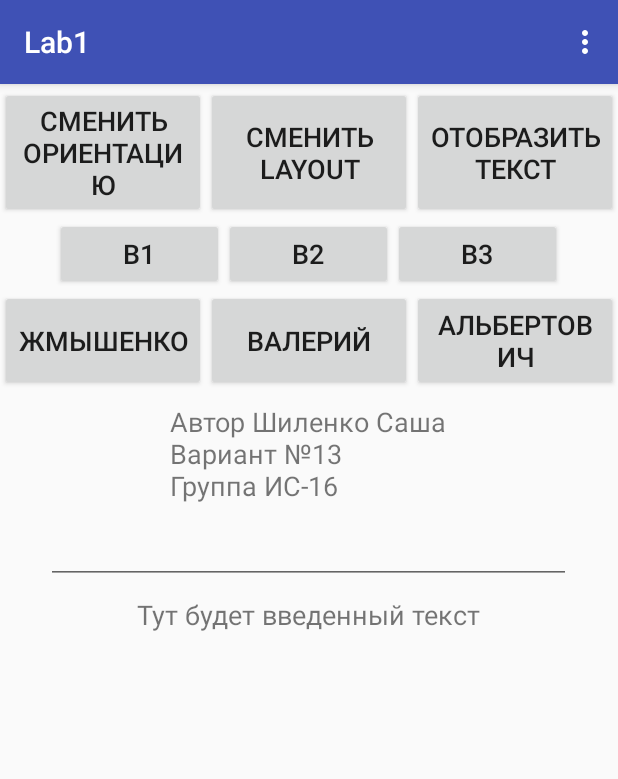
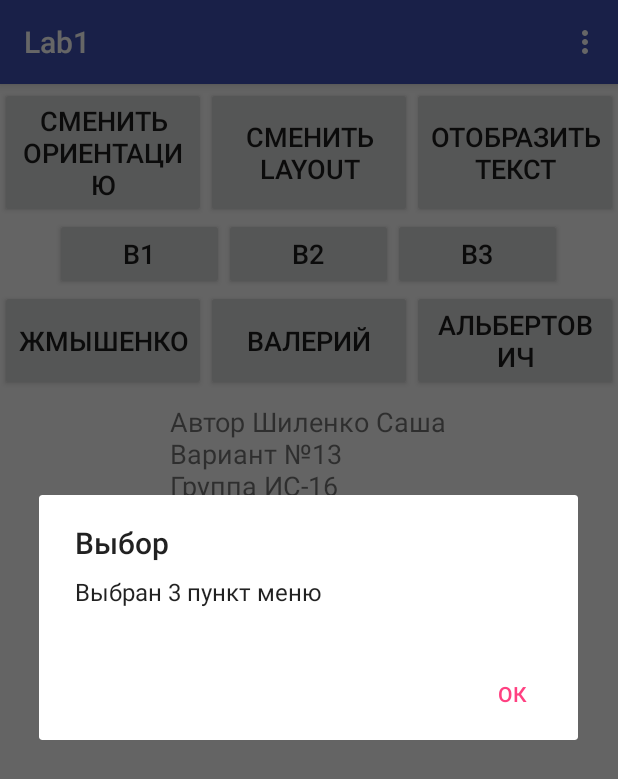
Before and after one commit to Whiner/Lab1_Android, an Android app: the screen it shows after launch (MainActivity), in the options menu, after a tap on "Третий", on a phone screen of 412 x 824 dp. Shown: the top 779 px of the screen. Run offline under Robolectric (Android 15) with nearby library versions, the phone set to English and light mode, and no system bars.

Commit message:
готово

```diff
--- a/app/src/main/java/com/lab1/lab1/MainActivity.java
+++ b/app/src/main/java/com/lab1/lab1/MainActivity.java
@@ -1,18 +1,21 @@
 package com.lab1.lab1;
 
+import android.app.AlertDialog;
 import android.content.pm.ActivityInfo;
 import android.content.res.Configuration;
 import android.os.Bundle;
 import android.support.v7.app.AppCompatActivity;
+import android.util.Log;
 import android.view.Menu;
+import android.view.MenuItem;
 import android.view.View;
 import android.widget.Button;
 import android.widget.TextView;
+import android.widget.Toast;
 
 import com.lab1.lab1.data.AuthorData;
 
 public class MainActivity extends AppCompatActivity {
-
 
 
     @Override
@@ -26,13 +29,56 @@ public class MainActivity extends AppCompatActivity {
         AuthorData authorData = new AuthorData("Саша", "Шиленко", 13, "ИС-16");
         setStudentInfo(authorData);
         setOnActionButtons();
+
     }
 
     @Override
     public boolean onCreateOptionsMenu(Menu menu) {
         getMenuInflater().inflate(R.menu.main_menu, menu);
+        MenuItem secondItem = menu.findItem(R.id.second);
+        secondItem.setEnabled(false);
+        Button unlockMenuItemButton = findViewById(R.id.unlock2MenuItemButton);
+        unlockMenuItemButton.setOnClickListener(event -> {
+            if (!secondItem.isEnabled()) {
+                secondItem.setEnabled(true);
+                Toast.makeText(this, "Разблокирован 2 пункт меню", Toast.LENGTH_SHORT).show();
+            }
+        });
+
+        MenuItem thirdItem = menu.findItem(R.id.third);
+        unlockMenuItemButton = findViewById(R.id.unlock3MenuItemButton);
+        unlockMenuItemButton.setOnClickListener(event -> {
+            if (!thirdItem.isEnabled()) {
+                thirdItem.setEnabled(true);
+                Toast.makeText(this, "Разблокирован 3 пункт меню", Toast.LENGTH_SHORT).show();
+            }
+        });
+
+        setOnItemMenuActions(menu);
+
         return true;
     }
+
+    private void setOnItemMenuActions(Menu menu) {
+        MenuItem item = menu.findItem(R.id.second);
+        item.setOnMenuItemClickListener(event -> {
+            Log.d("Выбран", "Выбран 2 пункт меню");
+            return true;
+        });
+
+        item = menu.findItem(R.id.third);
+        item.setOnMenuItemClickListener(event -> {
+            AlertDialog dialog = new AlertDialog.Builder(this)
+                    .setMessage("Выбран 3 пункт меню")
+                    .setTitle("Выбор")
+                    .setPositiveButton("ОК", (dialogInterface, i) -> dialogInterface.cancel())
+                    .create();
+            dialog.show();
+            return true;
+        });
+
+    }
+
 
     private void setStudentInfo(AuthorData authorData) {
         TextView textView = findViewById(R.id.studentInfoTV);
@@ -61,4 +107,8 @@ public class MainActivity extends AppCompatActivity {
         setContentView(R.layout.activity_main);
         init();
     }
+
+    public void firstOnClick(MenuItem item) {
+        Toast.makeText(this, "Выбран 1 пункт меню", Toast.LENGTH_SHORT).show();
+    }
 }
--- a/app/src/main/res/layout/activity_main.xml
+++ b/app/src/main/res/layout/activity_main.xml
@@ -74,7 +74,7 @@
 
                 <LinearLayout
                     android:layout_width="wrap_content"
-                    android:layout_height="match_parent"
+                    android:layout_height="wrap_content"
                     android:layout_weight="2"
                     android:orientation="horizontal">
 
@@ -89,7 +89,7 @@
                         tools:layout_editor_absoluteY="96dp" />
 
                     <Button
-                        android:id="@+id/button5"
+                        android:id="@+id/unlock2MenuItemButton"
                         android:layout_width="wrap_content"
                         android:layout_height="match_parent"
                         android:layout_weight="1"
@@ -98,7 +98,7 @@
                         tools:layout_editor_absoluteY="39dp" />
 
                     <Button
-                        android:id="@+id/button6"
+                        android:id="@+id/unlock3MenuItemButton"
                         android:layout_width="wrap_content"
                         android:layout_height="match_parent"
                         android:layout_weight="1"
@@ -167,6 +167,7 @@
             android:layout_gravity="center"
             android:layout_marginTop="8dp"
             android:ems="10"
+            android:hint="Подсказка"
             android:inputType="text" />
 
         <TextView
--- a/app/src/main/res/menu/main_menu.xml
+++ b/app/src/main/res/menu/main_menu.xml
@@ -1,21 +1,23 @@
 <?xml version="1.0" encoding="utf-8"?>
 <menu xmlns:android="http://schemas.android.com/apk/res/android">
     <item
-        android:title = "Первый"
         android:id="@+id/first"
-    />
+        android:title="Первый"
+        android:onClick="firstOnClick" />
     <item
-        android:title = "Второй"
         android:id="@+id/second"
-    />
+        android:title="Второй"
+        android:enabled="false" />
     <item
-        android:title = "Третий"
         android:id="@+id/third"
-    />
+        android:title="Третий"
+        android:enabled="false" />
     <item
-        android:title = "Четвертый"
         android:id="@+id/fourth"
-    />
+        android:title="Четвертый" />
+    <item
+        android:id="@+id/fifth"
+        android:title="Пятый" />
 
 
 </menu>
```
